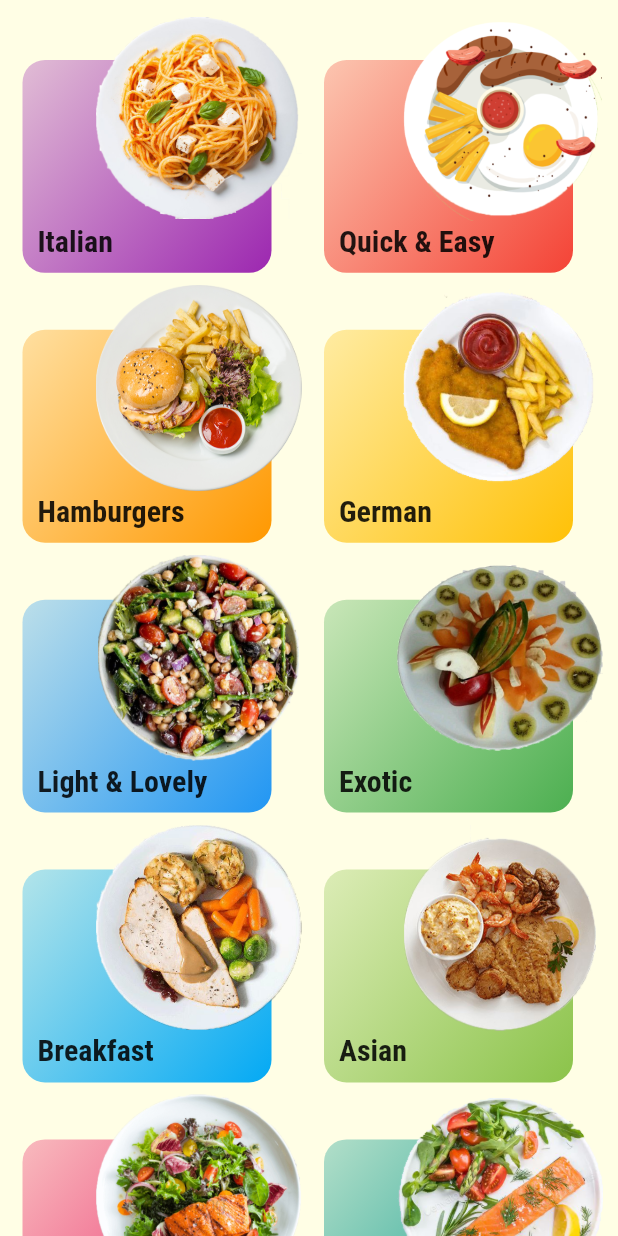
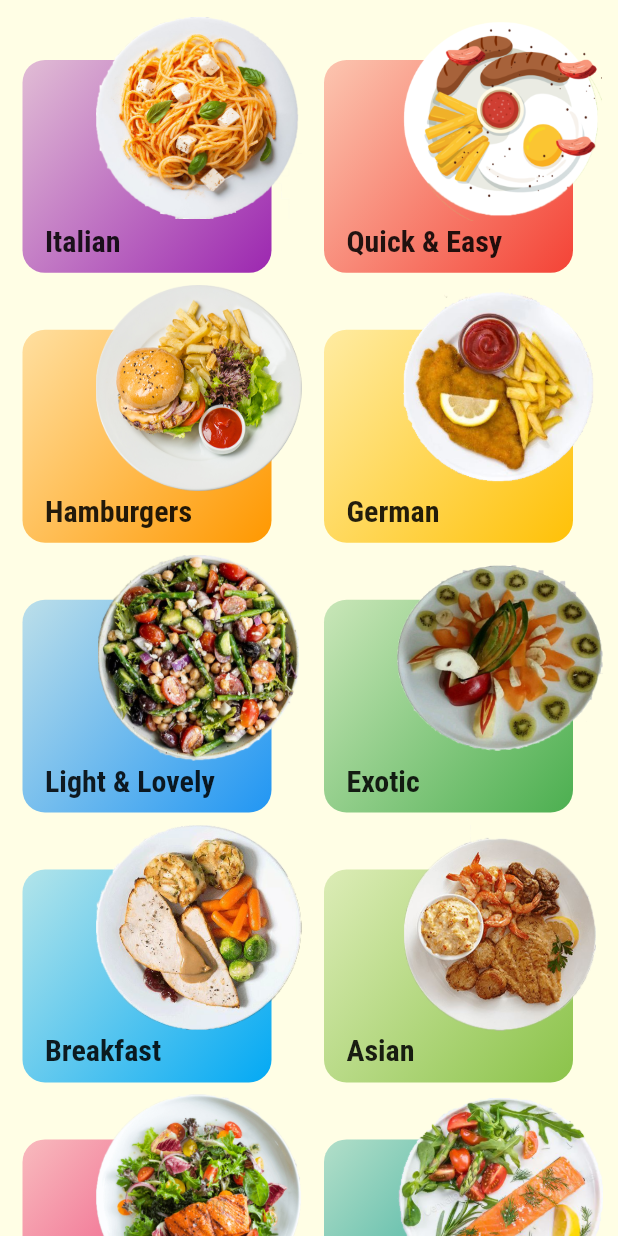
Before and after one commit to AliiElsayed/meal_descriptor_app, a Flutter app: the CategoriesScreen screen opened by its route, on a phone screen of 412 x 824 dp. Run offline on Flutter 3.47's test engine with Material 2 defaults, Android fonts, the light colour scheme and no system bars; our stand-ins replace flutter_colorpicker, fluttertoast, shared_preferences; accounts and stored records are empty.

```diff
--- a/lib/widgets/category_container.dart
+++ b/lib/widgets/category_container.dart
@@ -40,7 +40,7 @@ class CategoryContainer extends StatelessWidget {
                     right: 20.0,
                     left: 5.0,
                   ),
-            padding:EdgeInsets.only(left: 10.0,right: 10.0, bottom: 10.0),
+            padding:EdgeInsets.only(left: 15.0,right: 10.0, bottom: 10.0),
             height: isLandScape ? deviceHeight / 2.5 : deviceHeight / 4,
             width: deviceWidth / 2,
             decoration: BoxDecoration(
```
Also changed, not shown: 1 other file.
